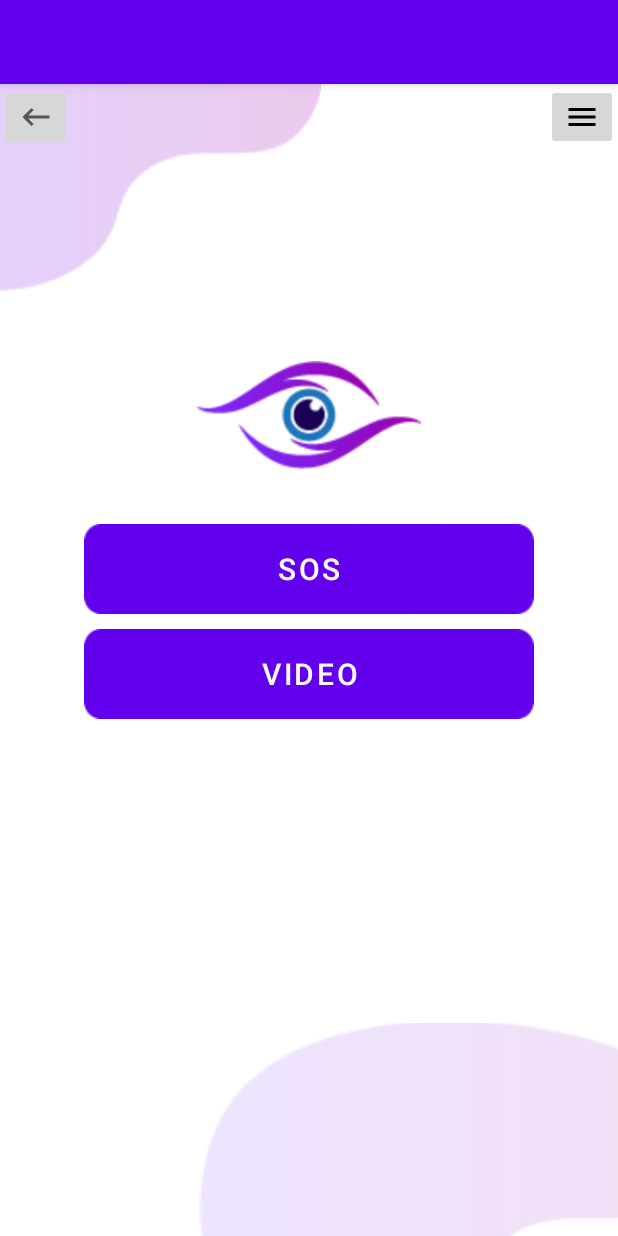
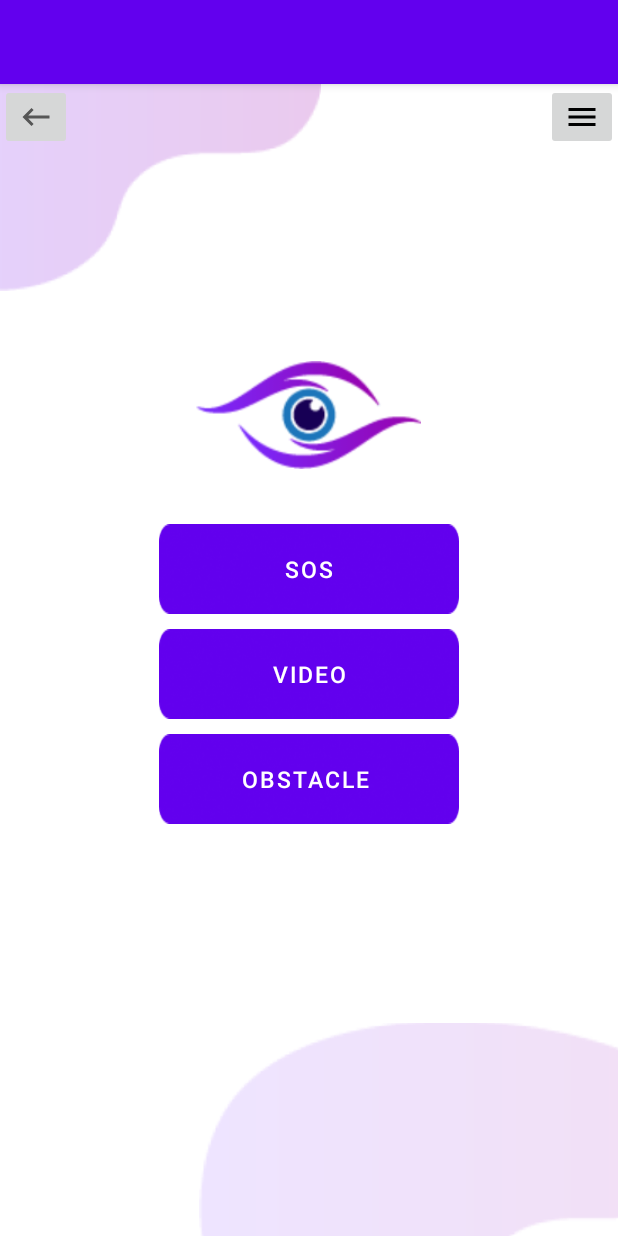
Before and after one commit to Sourav9063/3rdEye, an Android app: the screen it shows after launch once a user with an empty profile is signed in (Home), on a phone screen of 412 x 824 dp. Run offline under Robolectric (Android 15) with nearby library versions, the phone set to English and light mode, and no system bars; our stand-ins replace Firebase (no records; nobody signed in at launch, a user with empty details on screens opened directly).

Commit message:
Added button

```diff
--- a/app/src/main/res/layout/activity_home.xml
+++ b/app/src/main/res/layout/activity_home.xml
@@ -64,24 +64,34 @@
 
         <Button
             android:id="@+id/tri_sos"
-            android:layout_width="300sp"
+            android:layout_width="200sp"
             android:layout_height="wrap_content"
             android:background="@drawable/rectangle"
             android:backgroundTint="#9C27B0"
             android:text="SOS"
             android:textColor="#FFFFFF"
-            android:textSize="20sp" />
+            android:textSize="15sp" />
 
         <Button
             android:id="@+id/tri_video"
-            android:layout_width="300sp"
+            android:layout_width="200sp"
             android:layout_height="wrap_content"
             android:layout_marginTop="10dp"
             android:background="@drawable/rectangle"
             android:backgroundTint="#9C27B0"
             android:text="VIDEO"
             android:textColor="#FFFFFF"
-            android:textSize="20sp" />
+            android:textSize="15sp" />
+        <Button
+            android:id="@+id/tri_obstacle"
+            android:layout_width="200sp"
+            android:layout_height="wrap_content"
+            android:layout_marginTop="10dp"
+            android:background="@drawable/rectangle"
+            android:backgroundTint="#9C27B0"
+            android:text="Obstacle "
+            android:textColor="#FFFFFF"
+            android:textSize="15sp" />
 
 
     </LinearLayout>
```
